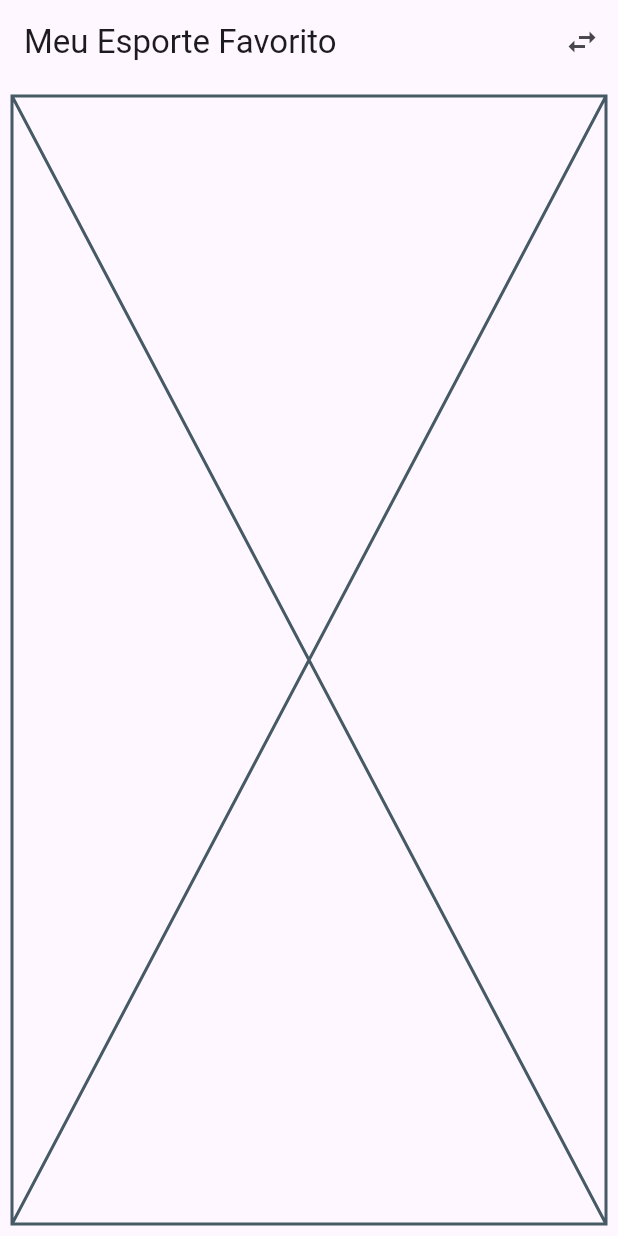
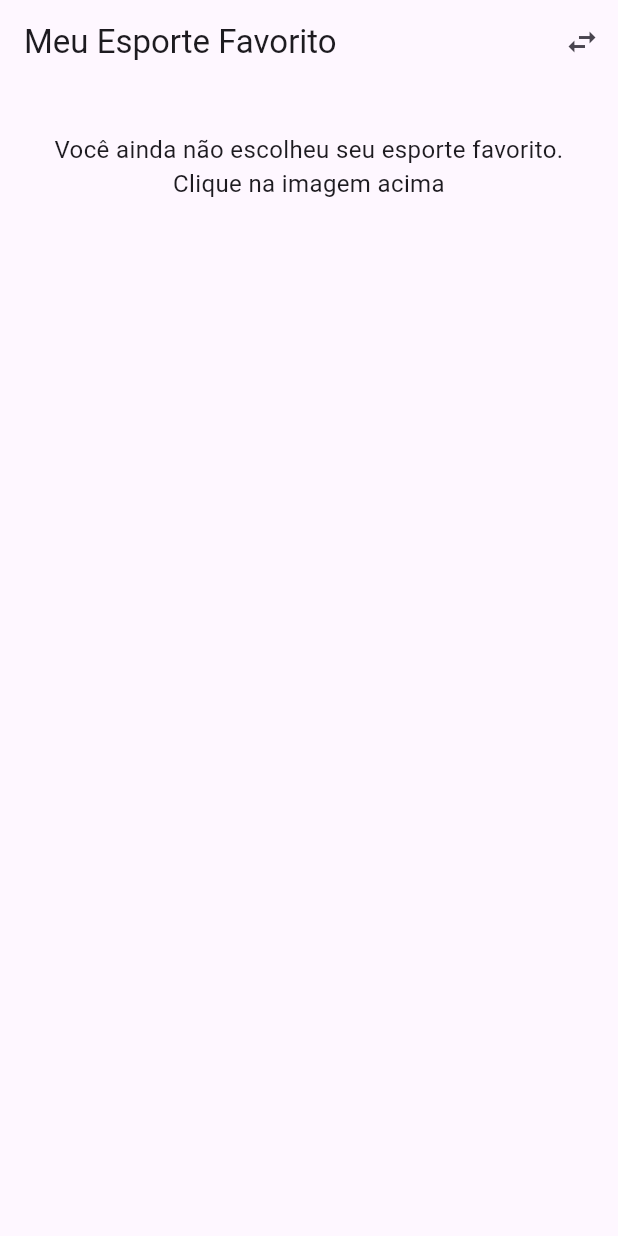
Before and after one commit to ogustavoress/flutter-favorite-sport, a Flutter app: the screen it shows after launch, on a phone screen of 412 x 824 dp. Run offline on Flutter 3.47's test engine with Material 3 defaults, Android fonts, the phone set to English and light mode, and no system bars; our stand-ins replace shared_preferences.

Commit message:
feat: Ajustando o Padding para montar a estrutura do esporte

```diff
--- a/lib/screens/home/home_screen.dart
+++ b/lib/screens/home/home_screen.dart
@@ -56,7 +56,21 @@ class _HomeScreenState extends State<HomeScreen> {
           final sport = snapshot.data;
           return Padding(
               padding: const EdgeInsets.all(8.0),
-              child: Placeholder(),
+              child: Center(
+                child: Column(
+                  children: [
+                    Card(),
+                    const SizedBox(height: 16),
+                    Text(
+                      sport == null
+                          ? 'Você ainda não escolheu seu esporte favorito. \nClique na imagem acima'
+                          : sport.name,
+                      textAlign: TextAlign.center,
+                      style: const TextStyle(fontSize: 16),
+                    )
+                  ],
+                ),
+              ),
           );
         },
 
```
